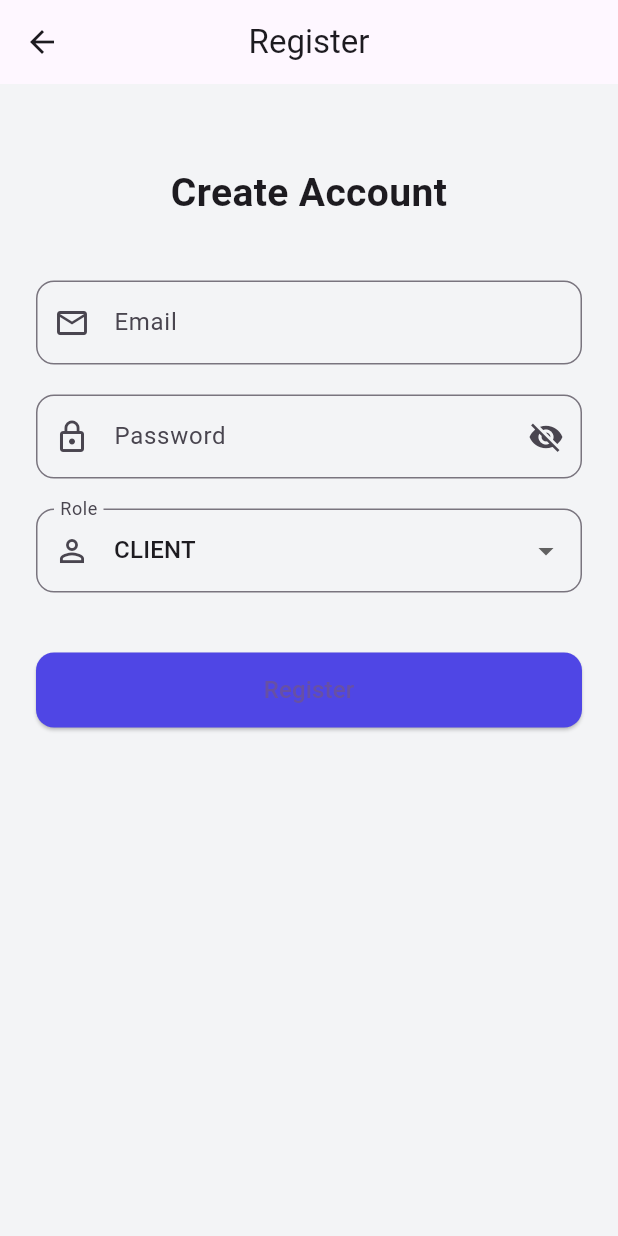
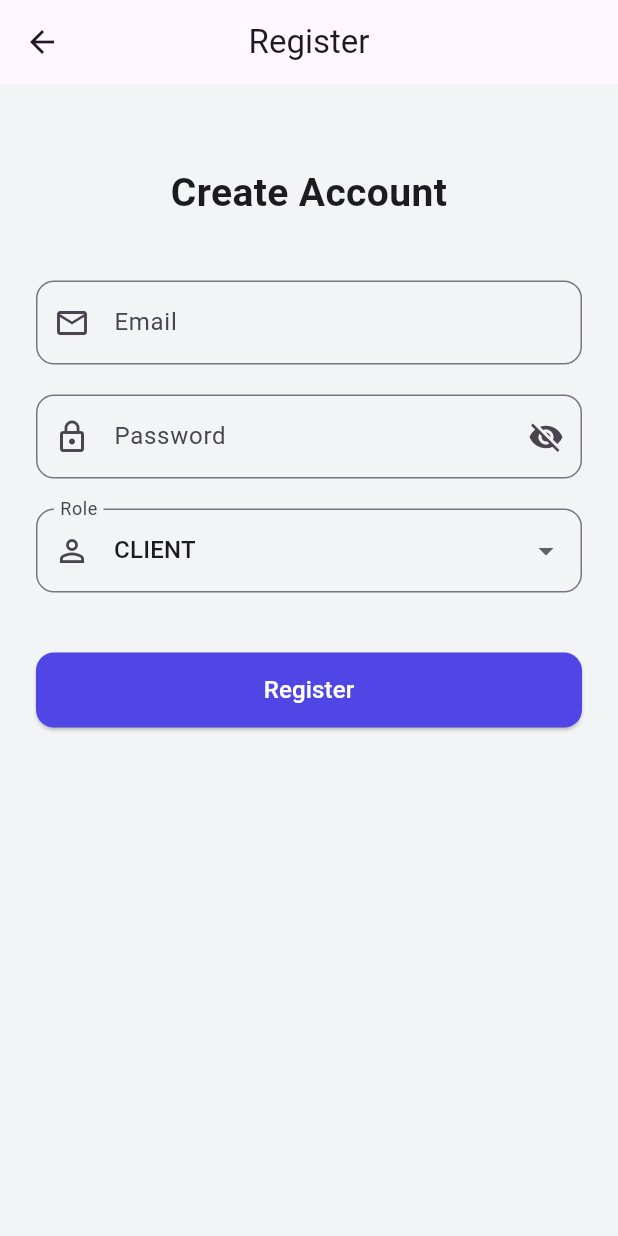
Before and after one commit to Sumeyahassen/Marketer, a Flutter app: the RegisterScreen screen opened directly, on a phone screen of 412 x 824 dp. Run offline on Flutter 3.47's test engine with Material 3 defaults, Android fonts, the phone set to English and light mode, and no system bars; our stand-ins replace dio, flutter_secure_storage; accounts and stored records are empty.

Commit message:
regester button colore is change

```diff
--- a/frontend/mobile/majet/lib/screens/register_screen.dart
+++ b/frontend/mobile/majet/lib/screens/register_screen.dart
@@ -156,7 +156,7 @@ class _RegisterScreenState extends State<RegisterScreen> {
                     ? const CircularProgressIndicator(color: Colors.white)
                     : const Text(
                         'Register',
-                        style: TextStyle(fontSize: 16),
+                        style: TextStyle(fontSize: 16,color: Colors.white),
                       ),
               ),
             ),
```
